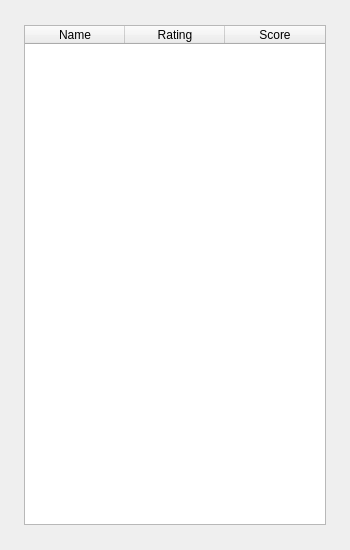
First picture: the form in viewtournament.ui, repository RDG0818/SwissSystem2, before the edit.
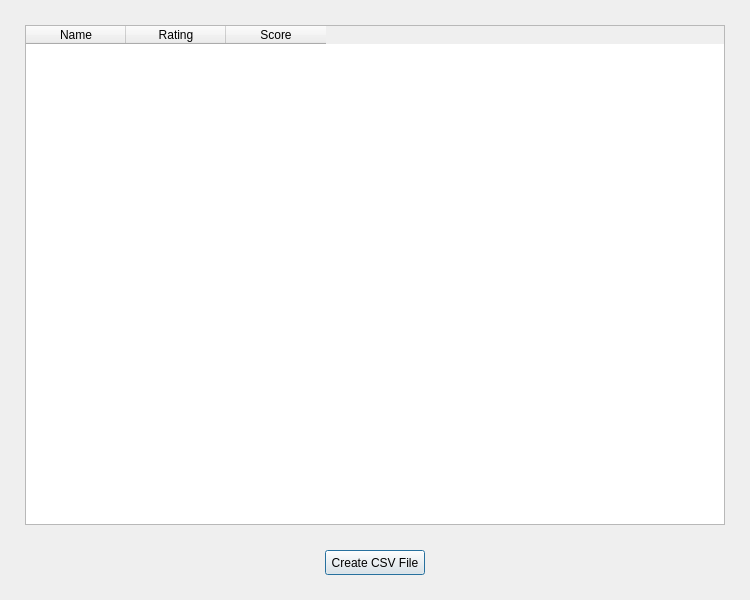
Second picture: the form after the edit.

The edit to the form file:
```diff
--- a/viewtournament.ui
+++ b/viewtournament.ui
@@ -6,8 +6,8 @@
    <rect>
     <x>0</x>
     <y>0</y>
-    <width>350</width>
-    <height>550</height>
+    <width>750</width>
+    <height>600</height>
    </rect>
   </property>
   <property name="windowTitle">
@@ -16,9 +16,9 @@
   <widget class="QTableWidget" name="tableWidget">
    <property name="geometry">
     <rect>
-     <x>24</x>
+     <x>25</x>
      <y>25</y>
-     <width>302</width>
+     <width>700</width>
      <height>500</height>
     </rect>
    </property>
@@ -47,6 +47,19 @@
     </property>
    </column>
   </widget>
+  <widget class="QPushButton" name="pushButton">
+   <property name="geometry">
+    <rect>
+     <x>325</x>
+     <y>550</y>
+     <width>100</width>
+     <height>25</height>
+    </rect>
+   </property>
+   <property name="text">
+    <string>Create CSV File</string>
+   </property>
+  </widget>
  </widget>
  <resources/>
  <connections/>
```
